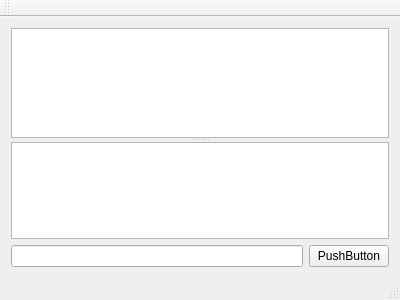
dapaulid/xenon, file src/mainwindow.ui: the form before one commit.
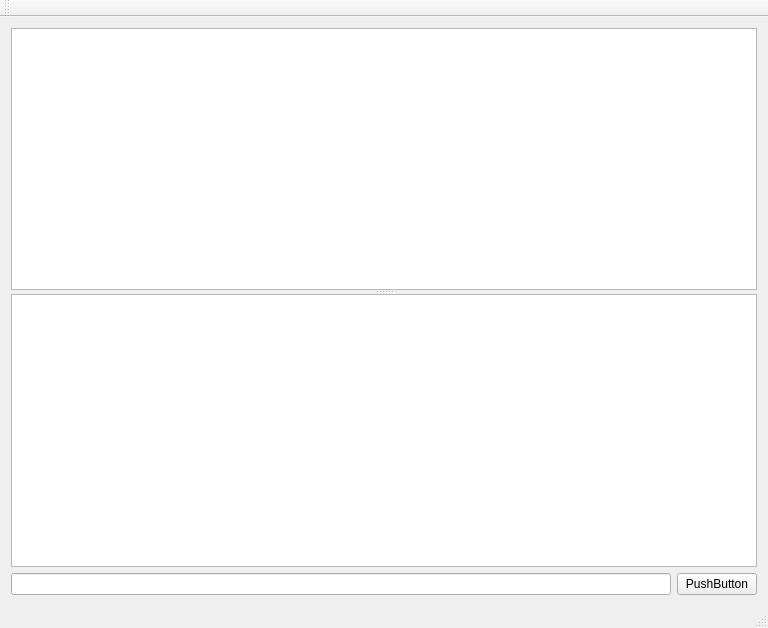
The form after the commit.

Commit message: Change TableView Font to Monospace 10.

What changed in the file:
```diff
--- a/src/mainwindow.ui
+++ b/src/mainwindow.ui
@@ -6,8 +6,8 @@
    <rect>
     <x>0</x>
     <y>0</y>
-    <width>400</width>
-    <height>300</height>
+    <width>768</width>
+    <height>628</height>
    </rect>
   </property>
   <property name="windowTitle">
@@ -50,7 +50,7 @@
           </property>
           <property name="font">
            <font>
-            <family>Courier New</family>
+            <family>Monospace</family>
             <pointsize>10</pointsize>
            </font>
           </property>
```
Left out of the diff: 4 changed lines with no effect on the pictures.
